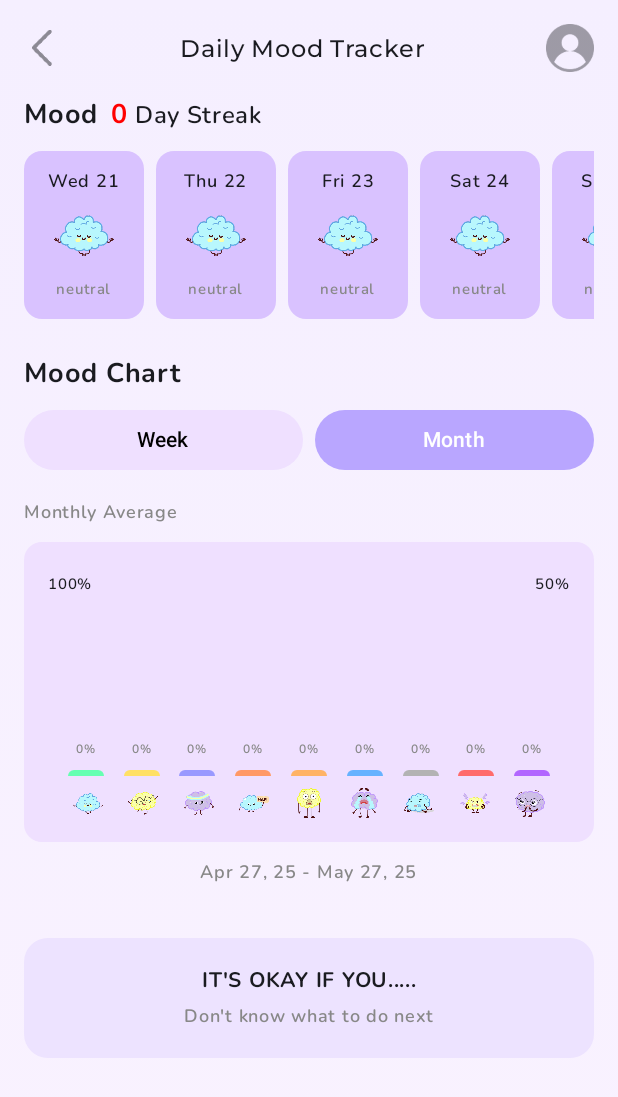
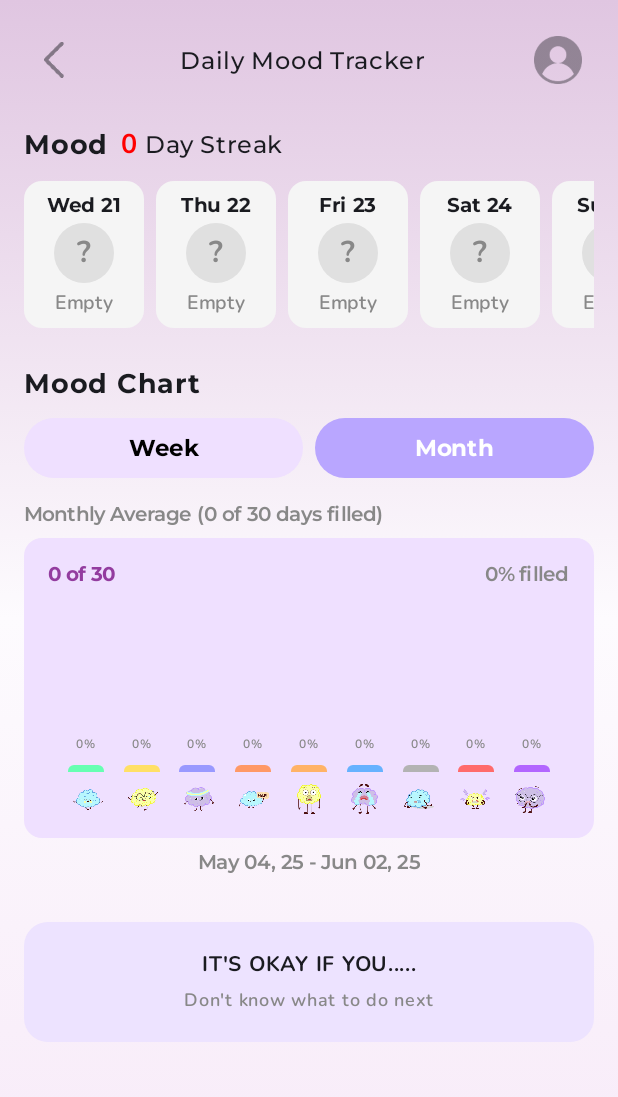
Before and after one commit to Arfer0030/CalmMe, an Android app built with Jetpack Compose: the DailyMoodScreen screen opened through its navigation route, after a tap on "Month", on a phone screen of 412 x 824 dp. Shown: the top 1097 px of the screen. Run offline under Robolectric (Android 15) with nearby library versions, the phone set to English and light mode, and no system bars; our stand-ins replace Firebase (no records; nobody signed in at launch, a user with empty details on screens opened directly), livedata-compose; Roboto replaces fonts that are not available here.

Commit message:
fix streak & chart dailymood & ngerapihin assesment & profile

```diff
--- a/app/build.gradle.kts
+++ b/app/build.gradle.kts
@@ -38,6 +38,7 @@ android {
     }
     buildFeatures {
         compose = true
+        buildConfig = true
     }
 }
 
--- a/app/src/main/java/com/example/calmme/commons/Application.kt
+++ b/app/src/main/java/com/example/calmme/commons/Application.kt
@@ -119,7 +119,7 @@ fun Application(
                     AppointmentScreen(consultationViewModel)
                 }
                 composable(Routes.History.route) { HistoryScreen() }
-                composable(Routes.Profile.route) { ProfileScreen(navController) }
+                composable(Routes.Profile.route) { ProfileScreen(authViewModel = authViewModel) }
                 composable(Routes.Assesment.route) { AssesmentScreen(assesmentViewModel) }
                 composable(Routes.InitAssesment.route) { InitAssestScreen() }
                 composable(Routes.DailyMood.route) { DailyMoodScreen(dailyMoodViewModel) }
--- a/app/src/main/java/com/example/calmme/pages/assesment/AssesmentScreen.kt
+++ b/app/src/main/java/com/example/calmme/pages/assesment/AssesmentScreen.kt
@@ -338,7 +338,7 @@ fun TestResultPopup(
                         .padding(horizontal = 24.dp, vertical = 8.dp)
                 ) {
                     Text(
-                        text = "Skor: $score",
+                        text = "Score: $score",
                         style = MaterialTheme.typography.headlineMedium,
                         color = Color(0xFF933C9F)
                     )
--- a/app/src/main/java/com/example/calmme/pages/authentication/AuthScreen.kt
+++ b/app/src/main/java/com/example/calmme/pages/authentication/AuthScreen.kt
@@ -89,7 +89,7 @@ fun AuthTabSwitcher(isLogin: Boolean, onTabSelected: (Boolean) -> Unit) {
             .background(Color(0xFFB68AD6))
             .padding(horizontal = 0.dp)
             .width(350.dp)
-            .height(45.dp)
+            .height(40.dp)
     ) {
         Button(
             onClick = { onTabSelected(true) },
--- a/app/src/main/java/com/example/calmme/pages/dailymood/DailyMoodScreen.kt
+++ b/app/src/main/java/com/example/calmme/pages/dailymood/DailyMoodScreen.kt
@@ -1,5 +1,6 @@
 package com.example.calmme.pages.dailymood
 
+import android.annotation.SuppressLint
 import androidx.compose.foundation.background
 import androidx.compose.foundation.clickable
 import androidx.compose.foundation.layout.Arrangement
@@ -46,19 +47,22 @@ import kotlinx.serialization.Serializable
 
 @Composable
 fun DailyMoodScreen(dailyMoodViewModel: DailyMoodViewModel) {
-    val moodHistory by dailyMoodViewModel.moodHistory.collectAsState()
     val selectedPeriod = remember { mutableStateOf("Week") }
 
     Column(
         modifier = Modifier
             .fillMaxSize()
-            .background(Brush.verticalGradient(listOf(Color(0xFFF5EFFF), Color(0xFFF9F2FF))))
+            .background(
+                Brush.verticalGradient(
+                    listOf(Color(0xFFe0c6e1), Color(0xFFfdfbfe), Color(0xFFf7e9f8))
+                )
+            )
             .padding(16.dp)
     ) {
         TopBar()
-        Spacer(modifier = Modifier.height(16.dp))
+        Spacer(modifier = Modifier.height(20.dp))
         MoodStreakSection(dailyMoodViewModel = dailyMoodViewModel)
-        Spacer(modifier = Modifier.height(24.dp))
+        Spacer(modifier = Modifier.height(26.dp))
         MoodChartSection(
             dailyMoodViewModel = dailyMoodViewModel,
             selectedPeriod = selectedPeriod.value,
@@ -69,12 +73,11 @@ fun DailyMoodScreen(dailyMoodViewModel: DailyMoodViewModel) {
     }
 }
 
-
 @Composable
 fun TopBar() {
     val navController = LocalNavController.current
     Row(
-        modifier = Modifier.fillMaxWidth(),
+        modifier = Modifier.fillMaxWidth().padding(8.dp),
         horizontalArrangement = Arrangement.SpaceBetween,
         verticalAlignment = Alignment.CenterVertically
     ) {
@@ -94,14 +97,15 @@ fun TopBar() {
     }
 }
 
+@SuppressLint("StateFlowValueCalledInComposition")
 @Composable
 fun MoodStreakSection(dailyMoodViewModel: DailyMoodViewModel) {
-    val streak = dailyMoodViewModel.calculateStreak()
+    val streak = dailyMoodViewModel.calculateStreakFromHistory(dailyMoodViewModel.moodHistory.value)
     val recentMoods = dailyMoodViewModel.getRecentMoods(7) // Last 7 days
 
     Column {
         Row(verticalAlignment = Alignment.CenterVertically) {
-            Text("Mood", fontWeight = FontWeight.Bold, fontSize = 18.sp)
+            Text("Mood", style = MaterialTheme.typography.headlineMedium)
             Spacer(modifier = Modifier.width(8.dp))
             Text(
                 text = streak.toString(),
@@ -109,7 +113,7 @@ fun MoodStreakSection(dailyMoodViewModel: DailyMoodViewModel) {
                 fontWeight = FontWeight.Bold,
                 fontSize = 18.sp
             )
-            Text(" Day Streak", fontSize = 16.sp)
+            Text(" Day Streak", style = MaterialTheme.typography.headlineSmall)
         }
         Spacer(modifier = Modifier.height(12.dp))
 
@@ -132,33 +136,52 @@ fun MoodCard(day: String, mood: String, moodIcon: Int) {
     Column(
         modifier = Modifier
             .width(80.dp)
-            .background(Color(0xFFD9C2FF), shape = RoundedCornerShape(12.dp))
+            .background(
+                if (mood == "empty") Color(0xFFF5F5F5) else Color(0xFFD9C2FF),
+                shape = RoundedCornerShape(12.dp)
+            )
             .padding(8.dp),
         horizontalAlignment = Alignment.CenterHorizontally
     ) {
         Text(
             text = day,
-            fontWeight = FontWeight.SemiBold,
-            fontSize = 12.sp
+            style = MaterialTheme.typography.titleMedium,
         )
         Spacer(modifier = Modifier.height(4.dp))
 
-        // Mood Icon
+        // Mood Icon atau Empty State
+        if (mood == "empty") {
+            Box(
+                modifier = Modifier
+                    .size(40.dp)
+                    .background(Color(0xFFE0E0E0), shape = CircleShape),
+                contentAlignment = Alignment.Center
+            ) {
+                Text(
+                    text = "?",
+                    fontSize = 20.sp,
+                    color = Color.Gray,
+                    fontWeight = FontWeight.Bold
+                )
+            }
+        } else {
             Icon(
                 painter = painterResource(id = moodIcon),
                 contentDescription = mood,
                 modifier = Modifier.size(40.dp),
                 tint = Color.Unspecified
             )
+        }
 
         Spacer(modifier = Modifier.height(4.dp))
         Text(
-            text = mood,
-            fontSize = 10.sp,
-            color = Color.Gray
+            text = if (mood == "empty") "Empty" else mood,
+            style = MaterialTheme.typography.bodyLarge,
+            color = if (mood == "empty") Color.Gray else Color.Black
         )
     }
 }
+
 
 @Composable
 fun MoodChartSection(
@@ -167,7 +190,7 @@ fun MoodChartSection(
     onPeriodChanged: (String) -> Unit
 ) {
     Column {
-        Text("Mood Chart", fontWeight = FontWeight.Bold, fontSize = 18.sp)
+        Text("Mood Chart", style = MaterialTheme.typography.headlineMedium)
         Spacer(modifier = Modifier.height(8.dp))
 
         // Period Selection
@@ -186,6 +209,7 @@ fun MoodChartSection(
                 ) {
                     Text(
                         text = period,
+                        style = MaterialTheme.typography.titleLarge,
                         color = if (selectedPeriod == period) Color.White else Color.Black
                     )
                 }
@@ -193,7 +217,13 @@ fun MoodChartSection(
         }
 
         Spacer(modifier = Modifier.height(12.dp))
-        Text("${selectedPeriod}ly Average", fontSize = 12.sp, color = Color.Gray)
+        // Hitung fill count
+        val (fillCount, totalDays) = dailyMoodViewModel.calculateMoodFillCounts(selectedPeriod)
+        Text(
+            text = "${selectedPeriod}ly Average ($fillCount of $totalDays days filled)",
+            style = MaterialTheme.typography.titleSmall,
+            color = Color.Gray
+        )
         Spacer(modifier = Modifier.height(8.dp))
 
         // Chart
@@ -213,8 +243,17 @@ fun MoodChartSection(
                     modifier = Modifier.fillMaxWidth(),
                     horizontalArrangement = Arrangement.SpaceBetween
                 ) {
-                    Text("100%", fontSize = 10.sp)
-                    Text("50%", fontSize = 10.sp)
+                    Text(
+                        text = "$fillCount of $totalDays",
+                        style = MaterialTheme.typography.titleSmall,
+                        fontWeight = FontWeight.Bold,
+                        color = Color(0xFF933C9F)
+                    )
+                    Text(
+                        text = "${(fillCount.toFloat() / totalDays * 100).toInt()}% filled",
+                        style = MaterialTheme.typography.titleSmall,
+                        color = Color.Gray
+                    )
                 }
 
                 Spacer(modifier = Modifier.height(8.dp))
@@ -260,7 +299,7 @@ fun MoodChartSection(
         val dateRange = dailyMoodViewModel.getDateRange(selectedPeriod) // Gunakan ViewModel
         Text(
             text = dateRange,
-            fontSize = 12.sp,
+            style = MaterialTheme.typography.titleSmall,
             modifier = Modifier.align(Alignment.CenterHorizontally),
             color = Color.Gray
         )
@@ -326,5 +365,5 @@ fun MotivationCard() {
 data class MoodEntry(
     val mood: String,
     val date: String,
-    val timestamp: Long = System.currentTimeMillis()
+    val timestamp: Long
 )
--- a/app/src/main/java/com/example/calmme/pages/dailymood/DailyMoodViewModel.kt
+++ b/app/src/main/java/com/example/calmme/pages/dailymood/DailyMoodViewModel.kt
@@ -9,15 +9,16 @@ import kotlinx.coroutines.flow.MutableStateFlow
 import kotlinx.coroutines.flow.StateFlow
 import kotlinx.coroutines.launch
 import android.content.Context
+import android.util.Log
 import androidx.compose.ui.graphics.Color
 import androidx.lifecycle.AndroidViewModel
+import com.example.calmme.BuildConfig
 import com.example.calmme.R
 import com.example.calmme.data.moods
 import java.text.SimpleDateFormat
 import java.util.*
 
 class DailyMoodViewModel(application: Application) : AndroidViewModel(application) {
-    @SuppressLint("StaticFieldLeak")
     private val context = getApplication<Application>().applicationContext
     private val moodDataStore = MoodDataStore(context)
 
@@ -30,9 +31,26 @@ class DailyMoodViewModel(application: Application) : AndroidViewModel(applicatio
     private val _isLoading = MutableStateFlow(false)
     val isLoading: StateFlow<Boolean> = _isLoading
 
+    private val _streak = MutableStateFlow(0)
+    val streak: StateFlow<Int> = _streak
+
     init {
         loadTodaysMood()
         loadMoodHistory()
+        if (BuildConfig.DEBUG) {
+            debugDataStore()
+        }
+    }
+
+    private fun debugDataStore() {
+        viewModelScope.launch {
+            moodDataStore.context.moodDataStore.data.collect { preferences ->
+                Log.d("MoodDataStore", "DataStore size: ${preferences.asMap().size}")
+                preferences.asMap().forEach { (key, value) ->
+                    Log.d("MoodDataStore", "${key.name}: $value")
+                }
+            }
+        }
     }
 
     fun selectMood(mood: String) {
@@ -49,6 +67,9 @@ class DailyMoodViewModel(application: Application) : AndroidViewModel(applicatio
 
                 moodDataStore.saveMoodEntry(moodEntry)
                 _selectedMood.value = mood
+
+                // Refresh data setelah menyimpan
+                loadMoodHistory()
 
             } catch (e: Exception) {
                 e.printStackTrace()
@@ -75,6 +96,7 @@ class DailyMoodViewModel(application: Application) : AndroidViewModel(applicatio
             try {
                 moodDataStore.getMoodHistory().collect { history ->
                     _moodHistory.value = history.sortedByDescending { it.timestamp }
+                    _streak.value = calculateStreakFromHistory(history)
                 }
             } catch (e: Exception) {
                 e.printStackTrace()
@@ -82,35 +104,26 @@ class DailyMoodViewModel(application: Application) : AndroidViewModel(applicatio
         }
     }
 
-    fun getTodaysMoodEntry(): MoodEntry? {
-        val today = SimpleDateFormat("yyyy-MM-dd", Locale.getDefault()).format(Date())
-        return _moodHistory.value.find { it.date == today }
-    }
+    fun calculateStreakFromHistory(history: List<MoodEntry>): Int {
+        if (history.isEmpty()) return 0
 
-    fun getMoodsByDateRange(startDate: String, endDate: String): List<MoodEntry> {
-        return _moodHistory.value.filter { entry ->
-            entry.date in startDate..endDate
-        }
-    }
+        val sortedHistory = history.sortedByDescending { it.date }
+        var streak = 0
+        val dateFormat = SimpleDateFormat("yyyy-MM-dd", Locale.getDefault())
+        val cal = Calendar.getInstance()
 
-    // Pindahkan helper functions ke dalam ViewModel
-    fun calculateStreak(): Int {
-        val moodHistory = _moodHistory.value
-        if (moodHistory.isEmpty()) return 0
+        // Mulai dari hari ini
+        var currentDate = dateFormat.format(Date())
 
-        val sortedHistory = moodHistory.sortedByDescending { it.date }
-        var streak = 0
-        val today = SimpleDateFormat("yyyy-MM-dd", Locale.getDefault()).format(Date())
-        var currentDate = today
+        for (i in 0 until 365) { // Maksimal 365 hari
+            val hasEntry = sortedHistory.any { it.date == currentDate }
 
-        for (entry in sortedHistory) {
-            if (entry.date == currentDate) {
+            if (hasEntry) {
                 streak++
-                // Move to previous day
-                val cal = Calendar.getInstance()
-                cal.time = SimpleDateFormat("yyyy-MM-dd", Locale.getDefault()).parse(currentDate)!!
+                // Pindah ke hari sebelumnya
+                cal.time = dateFormat.parse(currentDate)!!
                 cal.add(Calendar.DAY_OF_MONTH, -1)
-                currentDate = SimpleDateFormat("yyyy-MM-dd", Locale.getDefault()).format(cal.time)
+                currentDate = dateFormat.format(cal.time)
             } else {
                 break
             }
@@ -134,7 +147,7 @@ class DailyMoodViewModel(application: Application) : AndroidViewModel(applicatio
             val dayString = dayFormat.format(cal.time)
 
             val moodEntry = moodHistory.find { it.date == date }
-            val mood = moodEntry?.mood ?: "neutral"
+            val mood = moodEntry?.mood ?: "empty" // Ubah dari "neutral" ke "empty"
 
             recentMoods.add(dayString to mood)
         }
@@ -144,40 +157,93 @@ class DailyMoodViewModel(application: Application) : AndroidViewModel(applicatio
 
     fun calculateMoodPercentages(period: String): List<Pair<String, Float>> {
         val moodHistory = _moodHistory.value
-        val cal = Calendar.getInstance()
-        val dateFormat = SimpleDateFormat("yyyy-MM-dd", Locale.getDefault())
+        val currentDate = Date()
 
-        // Filter data based on period
-        val filteredHistory = when (period) {
+        // Tentukan rentang tanggal berdasarkan periode
+        val (startDate, endDate, totalDays) = when (period) {
             "Week" -> {
-                cal.add(Calendar.DAY_OF_MONTH, -7)
-                val weekAgo = dateFormat.format(cal.time)
-                moodHistory.filter { it.date >= weekAgo }
+                val weekRange = getWeekRange(currentDate)
+                Triple(weekRange.first, weekRange.second, 7)
             }
             "Month" -> {
-                cal.add(Calendar.MONTH, -1)
-                val monthAgo = dateFormat.format(cal.time)
-                moodHistory.filter { it.date >= monthAgo }
+                val monthRange = getMonthRange(currentDate)
+                Triple(monthRange.first, monthRange.second, 30)
             }
-            else -> moodHistory
+            else -> {
+                val weekRange = getWeekRange(currentDate)
+                Triple(weekRange.first, weekRange.second, 7)
+            }
         }
 
-        if (filteredHistory.isEmpty()) {
-            return moods.map { it.first to 0f }
+        val dateFormat = SimpleDateFormat("yyyy-MM-dd", Locale.getDefault())
+        val startDateStr = dateFormat.format(startDate)
+        val endDateStr = dateFormat.format(endDate)
+
+        // Filter mood dalam rentang tanggal yang fixed
+        val filteredHistory = moodHistory.filter { entry ->
+            entry.date >= startDateStr && entry.date <= endDateStr
         }
 
+        // Hitung persentase berdasarkan total hari dalam periode
         val moodCounts = filteredHistory.groupingBy { it.mood }.eachCount()
-        val total = filteredHistory.size.toFloat()
 
         return moods.map { (mood, _) ->
             val count = moodCounts[mood] ?: 0
-            val percentage = (count / total) * 100
+            val percentage = (count.toFloat() / totalDays.toFloat()) * 100
             mood to percentage
         }
     }
 
+    private fun getWeekRange(date: Date): Pair<Date, Date> {
+        val cal = Calendar.getInstance()
+        cal.time = date
+
+        // Set ke hari Minggu (SUNDAY = 1)
+        val dayOfWeek = cal.get(Calendar.DAY_OF_WEEK)
+        val daysToSubtract = if (dayOfWeek == Calendar.SUNDAY) 0 else dayOfWeek - Calendar.SUNDAY
+
+        // Mundur ke hari Minggu
+        cal.add(Calendar.DAY_OF_MONTH, -daysToSubtract)
+        val startDate = cal.time
+
+        // Maju ke hari Sabtu (6 hari setelah Minggu)
+        cal.add(Calendar.DAY_OF_MONTH, 6)
+        val endDate = cal.time
+
+        return Pair(startDate, endDate)
+    }
+
+    private fun getMonthRange(date: Date): Pair<Date, Date> {
+        val cal = Calendar.getInstance()
+        cal.time = date
+
+        // Hitung minggu ke berapa dalam bulan ini
+        val dayOfMonth = cal.get(Calendar.DAY_OF_MONTH)
+        val weekOfMonth = ((dayOfMonth - 1) / 7) + 1
+
+        // Set ke hari pertama minggu ini dalam bulan
+        val dayOfWeek = cal.get(Calendar.DAY_OF_WEEK)
+        val daysToSubtract = if (dayOfWeek == Calendar.SUNDAY) 0 else dayOfWeek - Calendar.SUNDAY
+        cal.add(Calendar.DAY_OF_MONTH, -daysToSubtract)
+
+        // Mundur ke awal periode 30 hari
+        val weeksToSubtract = (weekOfMonth - 1) * 7
+        cal.add(Calendar.DAY_OF_MONTH, -weeksToSubtract)
+        val startDate = cal.time
+
+        // Maju 29 hari untuk total 30 hari
+        cal.add(Calendar.DAY_OF_MONTH, 29)
+        val endDate = cal.time
+
+        return Pair(startDate, endDate)
+    }
+
+
     fun getMoodIcon(mood: String): Int {
-        return moods.find { it.first == mood }?.second ?: R.drawable.md_calm
+        return when (mood) {
+            "empty" -> R.drawable.ic_empty_mood // Tambahkan icon untuk mood kosong
+            else -> moods.find { it.first == mood }?.second ?: R.drawable.md_calm
+        }
     }
 
     fun getMoodColor(mood: String): Color {
@@ -191,26 +257,60 @@ class DailyMoodViewModel(application: Application) : AndroidViewModel(applicatio
             "surprised" -> Color(0xFFFFB366)
             "bored" -> Color(0xFFB3B3B3)
             "disappoint" -> Color(0xFF9999FF)
+            "empty" -> Color(0xFFE0E0E0) // Warna abu-abu untuk mood kosong
             else -> Color(0xFFB9A6FF)
         }
     }
 
+    fun calculateMoodFillCounts(period: String): Pair<Int, Int> {
+        val moodHistory = _moodHistory.value
+        val currentDate = Date()
+        val dateFormat = SimpleDateFormat("yyyy-MM-dd", Locale.getDefault())
+
+        val (startDate, endDate, totalDays) = when (period) {
+            "Week" -> {
+                val weekRange = getWeekRange(currentDate)
+                Triple(weekRange.first, weekRange.second, 7)
+            }
+            "Month" -> {
+                val monthRange = getMonthRange(currentDate)
+                Triple(monthRange.first, monthRange.second, 30)
+            }
+            else -> {
+                val weekRange = getWeekRange(currentDate)
+                Triple(weekRange.first, weekRange.second, 7)
+            }
+        }
+
+        val startDateStr = dateFormat.format(startDate)
+        val endDateStr = dateFormat.format(endDate)
+
+        // Filter mood dalam rentang tanggal yang fixed
+        val filteredHistory = moodHistory.filter { entry ->
+            entry.date >= startDateStr && entry.date <= endDateStr && entry.mood != "empty"
+        }
+
+        val fillCount = filteredHistory.size
+        return Pair(fillCount, totalDays)
+    }
+
+
     fun getDateRange(period: String): String {
-        val cal = Calendar.getInstance()
+        val currentDate = Date()
         val dateFormat = SimpleDateFormat("MMM dd, yy", Locale.getDefault())
 
         return when (period) {
             "Week" -> {
-                val endDate = dateFormat.format(cal.time)
-                cal.add(Calendar.DAY_OF_MONTH, -6)
-                val startDate = dateFormat.format(cal.time)
-                "$startDate - $endDate"
+                val (startDate, endDate) = getWeekRange(currentDate)
+                val startStr = dateFormat.format(startDate)
+                val endStr = dateFormat.format(endDate)
+                "$startStr - $endStr"
             }
             "Month" -> {
-                val endDate = dateFormat.format(cal.time)
-                cal.add(Calendar.MONTH, -1)
-                val startDate = dateFormat.format(cal.time)
-                "$startDate - $endDate"
+                val (startDate, endDate) = getMonthRange(currentDate)
+                val startStr = dateFormat.format(startDate)
+                val endStr = dateFormat.format(endDate)
+                "$startStr - $endStr"
             }
             else -> ""
         }
--- a/app/src/main/java/com/example/calmme/pages/dailymood/MooDataStore.kt
+++ b/app/src/main/java/com/example/calmme/pages/dailymood/MooDataStore.kt
@@ -16,7 +16,7 @@ import java.util.*
 
 val Context.moodDataStore: DataStore<Preferences> by preferencesDataStore(name = "mood_preferences")
 
-class MoodDataStore(private val context: Context) {
+class MoodDataStore(val context: Context) {
     private val json = Json {
         ignoreUnknownKeys = true
         encodeDefaults = true
@@ -46,12 +46,8 @@ class MoodDataStore(private val context: Context) {
             currentHistory.removeAll { it.date == moodEntry.date }
             currentHistory.add(moodEntry)
 
-            // Simpan hanya 30 hari terakhir
-            val thirtyDaysAgo = System.currentTimeMillis() - (30 * 24 * 60 * 60 * 1000)
-            val filteredHistory = currentHistory.filter { it.timestamp > thirtyDaysAgo }
-
             // Encode menggunakan Kotlin Serialization
-            preferences[MOOD_HISTORY_KEY] = json.encodeToString(filteredHistory)
+            preferences[MOOD_HISTORY_KEY] = json.encodeToString(currentHistory)
         }
     }
 
--- a/app/src/main/java/com/example/calmme/pages/home/HomeScreen.kt
+++ b/app/src/main/java/com/example/calmme/pages/home/HomeScreen.kt
@@ -138,11 +138,7 @@ fun HomeHeader(username: String, modifier: Modifier = Modifier, authViewModel: A
             }
             IconButton(
                 onClick = {
-                    authViewModel.logout {
-                        // Navigasi ke Authentication dan hapus stack
-                        navController.navigate(Routes.Authentication.route) {
-                            popUpTo(0) { inclusive = true }
-                        }}
+
                 },
             ) {
                 Icon(
--- /dev/null
+++ b/app/src/main/res/drawable/ic_empty_mood.xml
@@ -0,0 +1,11 @@
+<?xml version="1.0" encoding="utf-8"?>
+<!-- res/drawable/ic_empty_mood.xml -->
+<vector xmlns:android="http://schemas.android.com/apk/res/android"
+    android:width="24dp"
+    android:height="24dp"
+    android:viewportWidth="24"
+    android:viewportHeight="24">
+    <path
+        android:fillColor="#CCCCCC"
+        android:pathData="M12,2C6.48,2 2,6.48 2,12s4.48,10 10,10 10,-4.48 10,-10S17.52,2 12,2zM12,20c-4.41,0 -8,-3.59 -8,-8s3.59,-8 8,-8 8,3.59 8,8 -3.59,8 -8,8zM11,7h2v6h-2zM11,15h2v2h-2z"/>
+</vector>
```
Also changed, not shown: app/src/main/java/com/example/calmme/pages/profile/ProfileScreen.kt (+42 -8 lines). Lines whose indentation alone changed are shown as unchanged.
